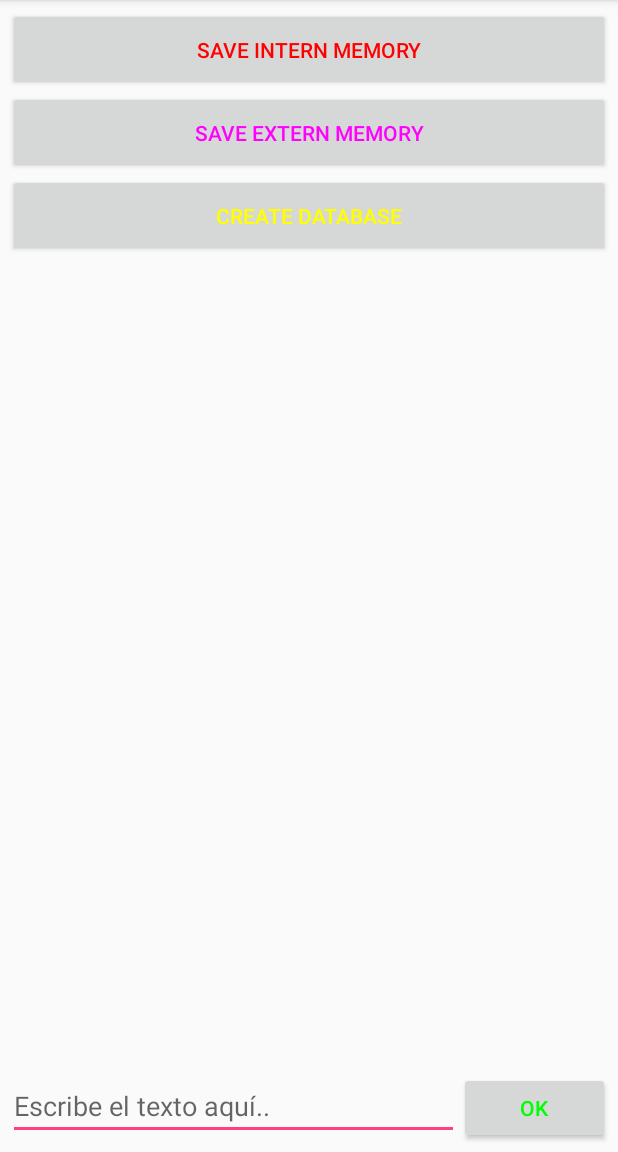
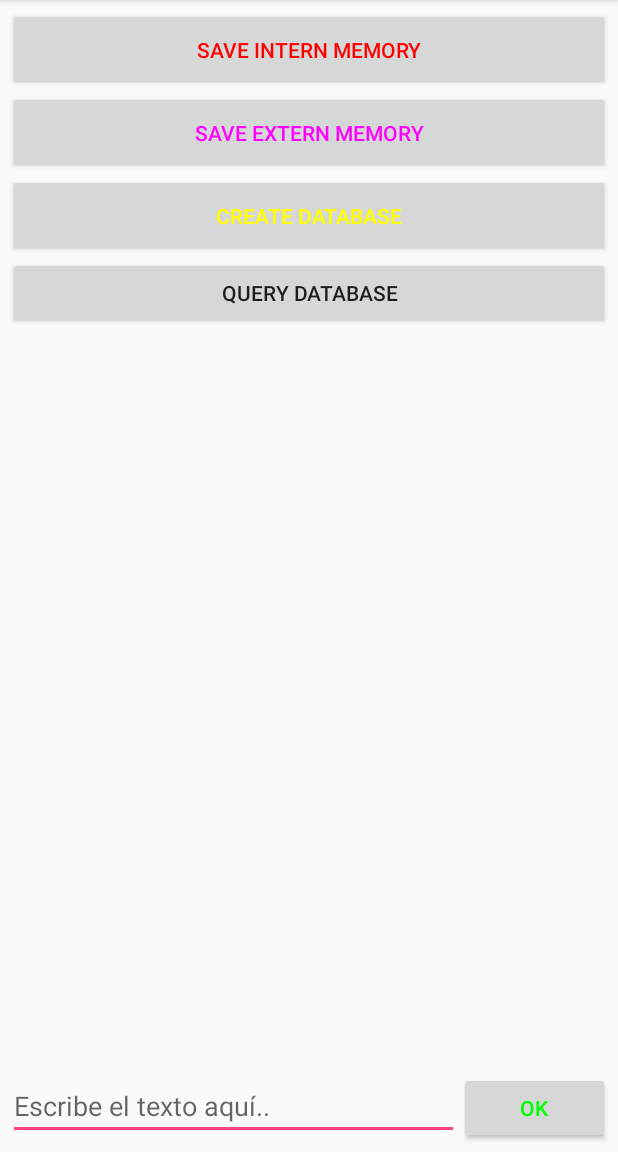
Before and after one commit to JoanShadow/DatabaseManager, an Android app: the screen it shows after launch (MainActivity), after a tap on "CREATE DATABASE", on a phone screen of 412 x 824 dp, the part 84-1236 px from its top. Run offline under Robolectric (Android 15) with nearby library versions, the phone set to English and light mode, and no system bars; 1 statement that could not run was skipped.

Commit message:
INSERT, etc

```diff
--- /dev/null
+++ b/app/src/main/java/com/example/joan/databasemanager/DatabaseManager.java
@@ -0,0 +1,43 @@
+package com.example.joan.databasemanager;
+
+import android.content.Context;
+import android.database.Cursor;
+import android.database.sqlite.SQLiteDatabase;
+import android.util.Log;
+
+/**
+ * Created by A8Alumno on 24/11/2017.
+ */
+
+public class DatabaseManager {
+
+    public void insertData(Context context, String nombre, String apellidos, String foto, int spinnerSelection, int checkBoxState) {
+        // Insert data in DB
+        MyDatabase myDatabase = new MyDatabase(context);
+        SQLiteDatabase sqLiteDatabase = myDatabase.getWritableDatabase();
+        String query = ConstantUtils.MY_DATABASE_INSERT_DATA;
+        Log.i(DatabaseManager.class.getSimpleName(), "-> query = " + query);
+        query = query.replace("%1", nombre);
+        query = query.replace("%2", apellidos);
+        query = query.replace("%3", foto);
+        query = query.replace("%4", String.valueOf(spinnerSelection));
+        query = query.replace("%5", String.valueOf(checkBoxState));
+        sqLiteDatabase.execSQL(query);
+    }
+
+    public Cursor getPassports(Context context) {
+        MyDatabase myDatabase = new MyDatabase(context);
+        SQLiteDatabase sqLiteDatabase = myDatabase.getReadableDatabase();
+        Cursor cursor = sqLiteDatabase.rawQuery("SELECT * FROM " + ConstantUtils.PASSPORT_TABLE_NAME, null);
+        return cursor;// Cursor
+    }
+
+    /*public Cursor getPassportsByName(Context context, String name) {
+        MyDatabase myDatabase = new MyDatabase(context);
+        SQLiteDatabase sqLiteDatabase = myDatabase.getReadableDatabase();
+        Cursor cursor = sqLiteDatabase.rawQuery("SELECT * FROM " + ConstantUtils.PASSPORT_TABLE_NAME + "WHERE " +
+                ConstantUtils.COLUMN_NAME + " = '" + name + "'", null);// Cursor
+        //sqLiteDatabase.close();
+        return cursor;
+    }*/
+}
--- a/app/src/main/java/com/example/joan/databasemanager/MainActivity.java
+++ b/app/src/main/java/com/example/joan/databasemanager/MainActivity.java
@@ -1,8 +1,10 @@
 package com.example.joan.databasemanager;
 
+import android.database.Cursor;
 import android.database.sqlite.SQLiteDatabase;
 import android.support.v7.app.AppCompatActivity;
 import android.os.Bundle;
+import android.util.Log;
 import android.view.View;
 import android.widget.Button;
 import android.widget.EditText;
@@ -33,6 +35,9 @@ public class MainActivity extends AppCompatActivity implements View.OnClickListe
         Button btnOk = findViewById(R.id.btnOk);
         btnOk.setOnClickListener(this);
 
+        Button btnQueryDatabase = findViewById(R.id.queryDatabase);
+        btnQueryDatabase.setOnClickListener(this);
+
         // EditText
         editText = findViewById(R.id.editText);
     }
@@ -53,8 +58,33 @@ public class MainActivity extends AppCompatActivity implements View.OnClickListe
                 }
                 break;
             case R.id.createDatabase:
-                MyDatabase myDatabase = new MyDatabase(this);
-                SQLiteDatabase sqLiteDatabase = myDatabase.getReadableDatabase();
+                DatabaseManager databaseManager = new DatabaseManager();
+                databaseManager.insertData(this,
+                        "Ruben",
+                        "Lopez",
+                        "foto.jpg",
+                        4,
+                        0);
+                break;
+            case R.id.queryDatabase:
+                //Cursor cursor = new DatabaseManager().getPassports(this);
+                Cursor cursor = new DatabaseManager().getPassports(this);
+                if(cursor != null && cursor.getCount() > 0) {
+                    cursor.moveToFirst();
+                    for(int i = 0; i < cursor.getCount(); i++) {
+                        Log.i(MainActivity.class.getSimpleName(), "-> Passport nº" + i + "\n" +
+                                "- Nombre: " + cursor.getString(ConstantUtils.COLUMN_NAME_INDEX) + "\n" +
+                                "- Apellidos: " + cursor.getString(ConstantUtils.COLUMN_APELLIDOS_INDEX) + "\n" +
+                                "- Foto: " + cursor.getString(ConstantUtils.COLUMN_FOTO_INDEX) + "\n" +
+                                "- SpinnerSelection: " + cursor.getInt(ConstantUtils.COLUMN_SPINNER_SELECTION_INDEX) + "\n" +
+                                "- CheckBoxState: " + cursor.getInt(ConstantUtils.COLUMN_CHECKBOX_STATE_INDEX) + "\n\n");
+                        cursor.moveToNext();
+                    }
+                    cursor.close();
+                    // Cerrar base de datos
+                }else {
+                    Log.d(MainActivity.class.getSimpleName(), "-> NO PASSPORT DATA!!");
+                }
                 break;
             case R.id.btnOk:
                 // TODO boton de enviar
--- a/app/src/main/res/layout/activity_main.xml
+++ b/app/src/main/res/layout/activity_main.xml
@@ -27,6 +27,13 @@
         android:text="@string/create_database"
         android:textColor="@color/yellow" />
 
+    <Button
+        android:id="@+id/queryDatabase"
+        android:layout_width="match_parent"
+        android:layout_height="wrap_content"
+        android:layout_below="@id/createDatabase"
+        android:text="@string/query_database"/>
+
     <LinearLayout
         android:layout_width="match_parent"
         android:layout_height="wrap_content"
@@ -36,7 +43,6 @@
             android:id="@+id/editText"
             android:layout_width="0dp"
             android:layout_height="wrap_content"
-            android:layout_alignParentBottom="true"
             android:layout_weight="3"
             android:hint="@string/placeholder_hint" />
 
--- a/app/src/main/res/values/strings.xml
+++ b/app/src/main/res/values/strings.xml
@@ -5,4 +5,5 @@
     <string name="create_database">CREATE DATABASE</string>
     <string name="btnOk">OK</string>
     <string name="placeholder_hint">Escribe el texto aquí..</string>
+    <string name="query_database">QUERY DATABASE</string>
 </resources>
```
Also changed, not shown: app/src/main/java/com/example/joan/databasemanager/ConstantUtils.java (+32 -7 lines).
